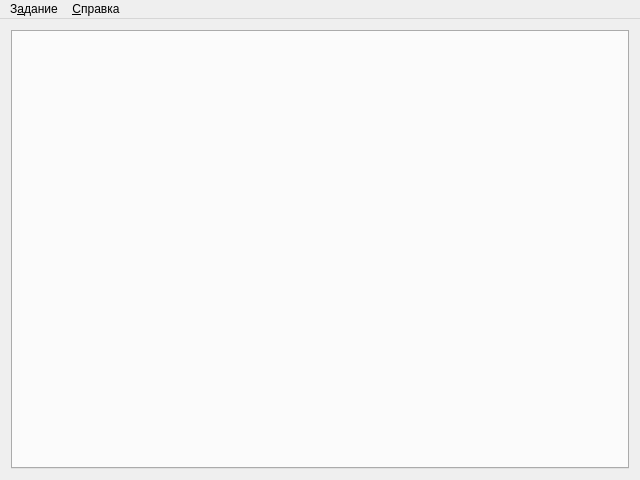
alirzaev/dispatcher, file dispatcher/mainwindow.ui: the form before one commit.
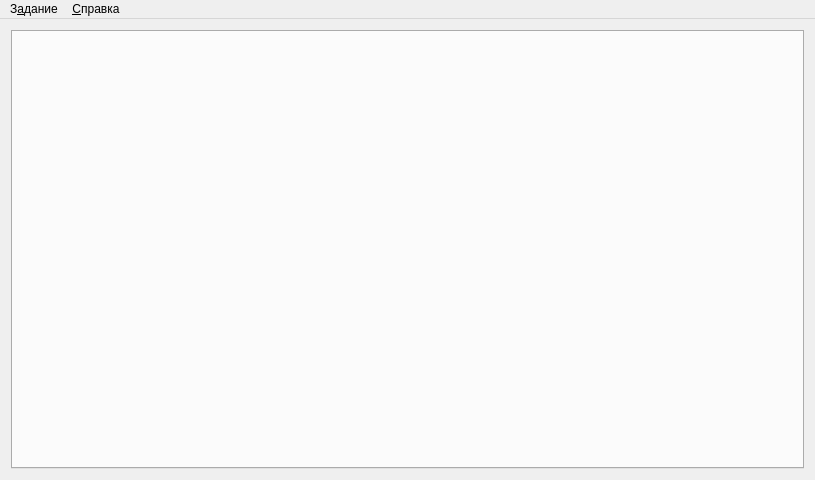
The form after the commit.

```diff
--- a/dispatcher/mainwindow.ui
+++ b/dispatcher/mainwindow.ui
@@ -6,13 +6,13 @@
    <rect>
     <x>0</x>
     <y>0</y>
-    <width>640</width>
+    <width>815</width>
     <height>480</height>
    </rect>
   </property>
   <property name="minimumSize">
    <size>
-    <width>640</width>
+    <width>815</width>
     <height>480</height>
    </size>
   </property>
@@ -35,7 +35,7 @@
     <rect>
      <x>0</x>
      <y>0</y>
-     <width>640</width>
+     <width>815</width>
      <height>20</height>
     </rect>
    </property>
```
